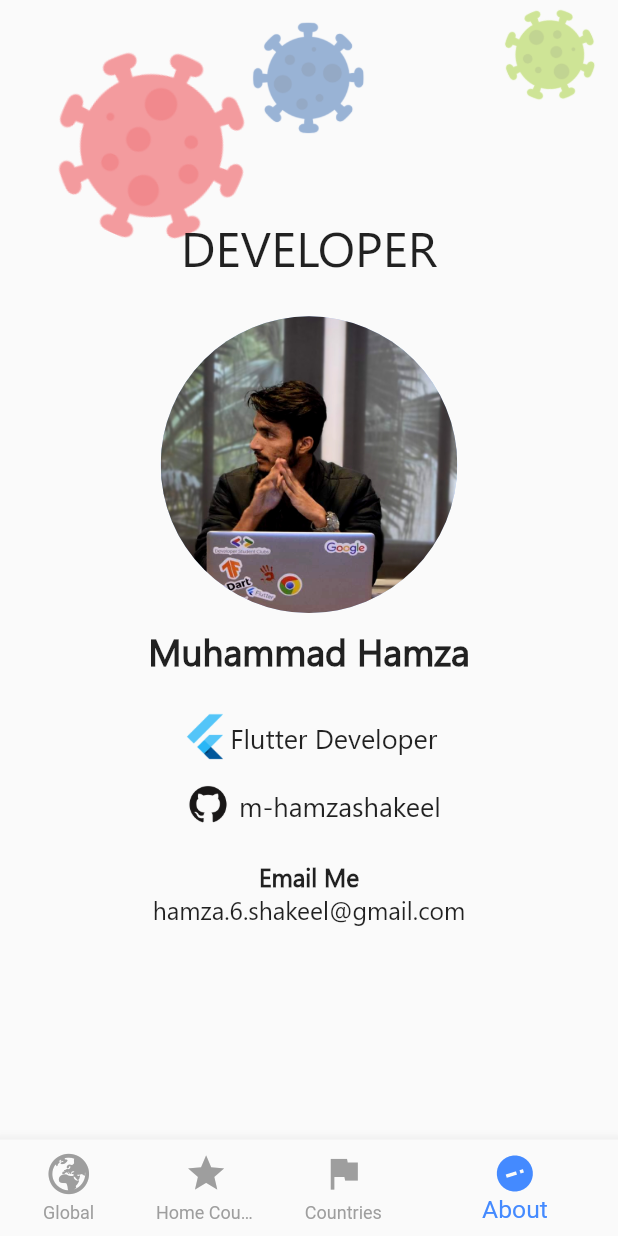
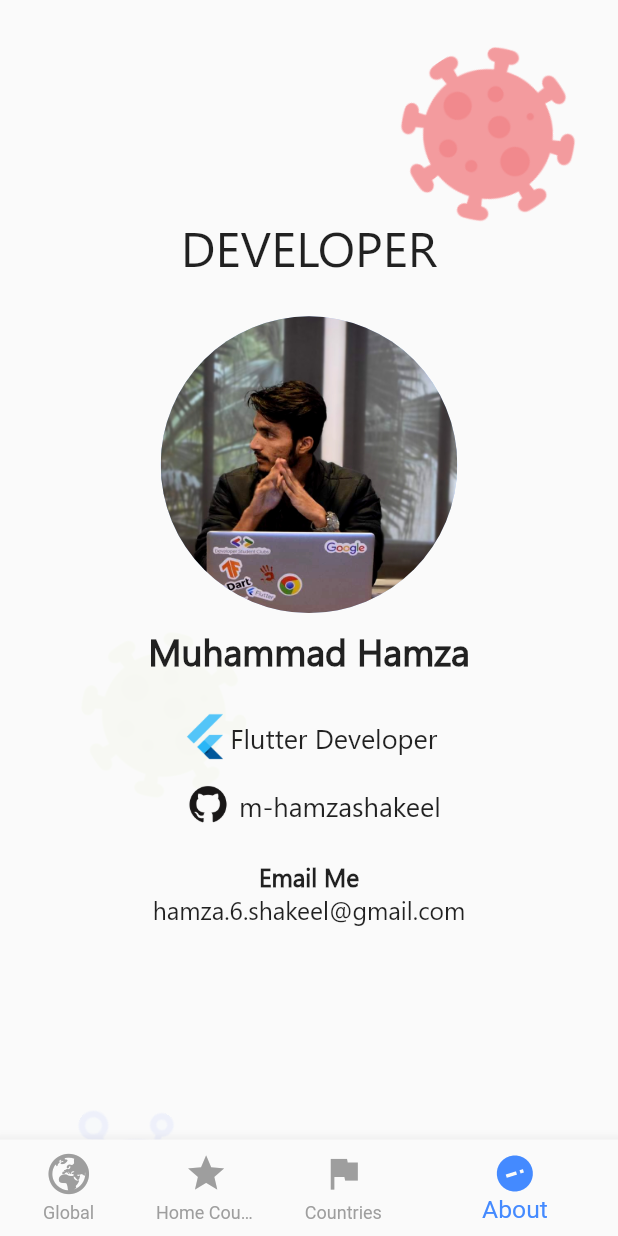
Before and after one commit to mhmzdev/covid19-tracker-app, a Flutter app: the screen it shows after launch, item 4 of the bottom bar chosen, on a phone screen of 412 x 824 dp. Run offline on Flutter 3.47's test engine with Material 2 defaults, Android fonts, the phone set to English and light mode, and no system bars; our stand-ins replace splashscreen; network calls fail.

Commit message:
new animations

```diff
--- /dev/null
+++ b/lib/animation/faderAnimation.dart
@@ -0,0 +1,70 @@
+/// Created with ❤️ by Marcin Szałek
+/// https://fidev.io
+/// Use it as you want :)
+import 'package:flutter/material.dart';
+
+class EntranceFader extends StatefulWidget {
+  /// Child to be animated on entrance
+  final Widget child;
+  /// Delay after which the animation will start
+  final Duration delay;
+  /// Duration of entrance animation
+  final Duration duration;
+  /// Starting point from which the widget will fade to its default position
+  final Offset offset;
+
+  const EntranceFader({
+    Key key,
+    this.child,
+    this.delay = const Duration(milliseconds: 0),
+    this.duration = const Duration(milliseconds: 400),
+    this.offset = const Offset(0.0, 32.0),
+  }) : super(key: key);
+
+  @override
+  EntranceFaderState createState() {
+    return new EntranceFaderState();
+  }
+}
+
+class EntranceFaderState extends State<EntranceFader>
+    with SingleTickerProviderStateMixin {
+  AnimationController _controller;
+  Animation _dxAnimation;
+  Animation _dyAnimation;
+
+  @override
+  void initState() {
+    super.initState();
+    _controller = AnimationController(vsync: this, duration: widget.duration);
+    _dxAnimation =
+        Tween(begin: widget.offset.dx, end: 0.0).animate(_controller);
+    _dyAnimation =
+        Tween(begin: widget.offset.dy, end: 0.0).animate(_controller);
+    Future.delayed(widget.delay, () {
+      if (this.mounted) {
+        _controller.repeat();
+      }
+    });
+  }
+
+  @override
+  void dispose() {
+    _controller.dispose();
+    super.dispose();
+  }
+
+  @override
+  Widget build(BuildContext context) {
+    return AnimatedBuilder(
+      animation: _controller,
+      builder: (context, child) => Opacity(
+            opacity: _controller.value,
+            child: Transform.translate(
+              offset: Offset(_dxAnimation.value, _dyAnimation.value),
+              child: widget.child,
+            ),
+          ),
+    );
+  }
+}
--- a/lib/app/about.dart
+++ b/lib/app/about.dart
@@ -1,3 +1,4 @@
+import 'package:covid19/animation/faderAnimation.dart';
 import 'package:flutter/material.dart';
 
 class About extends StatefulWidget {
@@ -14,7 +15,7 @@ class _AboutState extends State<About> with TickerProviderStateMixin {
   void initState() {
     super.initState();
     _controller = AnimationController(
-      duration: const Duration(milliseconds: 6000),
+      duration: const Duration(milliseconds: 7000),
       vsync: this,
     );
     _controllerImage = new AnimationController(
@@ -35,47 +36,56 @@ class _AboutState extends State<About> with TickerProviderStateMixin {
   @override
   Widget build(BuildContext context) {
     double height = MediaQuery.of(context).size.height;
+    double width = MediaQuery.of(context).size.width;
     return SafeArea(
         child: Stack(
       children: <Widget>[
-        Transform.translate(
-          offset: Offset(0, animation.value),
+        Positioned(
+          top: -height * 0.2,
+          child: EntranceFader(
+            delay: Duration(milliseconds: 500),
+            duration: Duration(seconds: 5),
+            offset: Offset(0, 1000),
             child: Opacity(
               opacity: 0.5,
               child: RotationTransition(
                 turns: Tween(begin: 1.0, end: 0.0).animate(_controller),
                 child: Image.asset(
-                'images/covid1.png',
+                  'images/cases.png',
                   height: height * 0.22,
+                ),
+              ),
+            ),
+          ),
+        ),
+        Positioned(
+          top: height * 0.3,
+          right: -width * 0.5,
+          child: EntranceFader(
+            delay: Duration(milliseconds: 500),
+            duration: Duration(seconds: 8),
+            offset: Offset(-width - 50, height * 0.2),
+            child: Opacity(
+              opacity: 0.5,
+              child: RotationTransition(
+                turns: Tween(begin: 0.0, end: 1.0).animate(_controller),
+                child: Image.asset(
+                  'images/covid2.png',
+                  height: height * 0.18,
+                ),
               ),
             ),
           ),
         ),
         Align(
           alignment: Alignment.topRight,
-          child: Transform.translate(
-            offset: Offset(0, animation.value - 15),
           child: Opacity(
             opacity: 0.5,
             child: RotationTransition(
               turns: Tween(begin: 0.0, end: 1.0).animate(_controller),
               child: Image.asset(
-                  'images/covid2.png',
-                  height: height * 0.1,
-                ),
-              ),
-            ),
-          ),
-        ),
-        Align(
-          alignment: Alignment.topCenter,
-          child: Transform.translate(
-            offset: Offset(0, animation.value - 10),
-            child: Opacity(
-              opacity: 0.5,
-              child: Image.asset(
-                'images/covid3.png',
-                height: height * 0.12,
+                'images/covid1.png',
+                height: height * 0.2,
               ),
             ),
           ),
--- a/lib/app/dashboard.dart
+++ b/lib/app/dashboard.dart
@@ -49,6 +49,7 @@ class _DashboardState extends State<Dashboard> with TickerProviderStateMixin {
   @override
   Widget build(BuildContext context) {
     double height = MediaQuery.of(context).size.height;
+
     return Scaffold(
       bottomNavigationBar: BottomNavigationBar(
           selectedItemColor: Colors.blueAccent,
@@ -102,7 +103,7 @@ class _DashboardState extends State<Dashboard> with TickerProviderStateMixin {
                         children: <Widget>[
                           Image.asset(
                             'images/personFight.jpg',
-                            height: height * 0.2,
+                            height: height * 0.25,
                           ),
                           Text(
                             "Stay Home, Stay Safe!",
@@ -111,9 +112,7 @@ class _DashboardState extends State<Dashboard> with TickerProviderStateMixin {
                         ],
                       ),
                     ),
-                    SizedBox(
-                      height: height * 0.035,
-                    ),
+                    SizedBox(height: height * 0.035),
                     children[currentIndex]
                   ],
                 ),
--- a/lib/app/pakistan.dart
+++ b/lib/app/pakistan.dart
@@ -46,8 +46,10 @@ class _PakistanState extends State<Pakistan> with TickerProviderStateMixin {
                 future: getHomeCase(),
                 builder: (context, snapshot) {
                   if (snapshot.connectionState == ConnectionState.waiting) {
-                    return Column(
-                      mainAxisSize: MainAxisSize.min,
+                    return Container(
+                      height: height * 0.4155,
+                      child: Column(
+                        mainAxisAlignment: MainAxisAlignment.center,
                         children: <Widget>[
                           SizedBox(
                             height: height * 0.01,
@@ -63,6 +65,7 @@ class _PakistanState extends State<Pakistan> with TickerProviderStateMixin {
                           Text("Please Wait...",
                               style: TextStyle(fontFamily: 'MyFont')),
                         ],
+                      ),
                     );
                   } else {
                     return Column(
--- a/lib/app/widget/globalListTile.dart
+++ b/lib/app/widget/globalListTile.dart
@@ -4,7 +4,9 @@ class GlobalListTile extends StatelessWidget {
   final String caseInfo;
   final String infoHeader;
   final Color tileColor;
-  GlobalListTile({this.caseInfo, this.infoHeader, this.tileColor});
+  final String assetImage;
+  GlobalListTile(
+      {this.caseInfo, this.infoHeader, this.tileColor, this.assetImage});
 
   @override
   Widget build(BuildContext context) {
@@ -15,16 +17,23 @@ class GlobalListTile extends StatelessWidget {
       shape: RoundedRectangleBorder(borderRadius: BorderRadius.circular(15.0)),
       color: tileColor,
       child: Container(
-        padding: EdgeInsets.symmetric(vertical: height * 0.02, horizontal: width * 0.04),
+          padding: EdgeInsets.symmetric(
+              vertical: height * 0.02, horizontal: width * 0.04),
           width: width,
           height: height * 0.14,
-        child: Column(
+          child: Row(
+            mainAxisAlignment: MainAxisAlignment.spaceBetween,
+            children: <Widget>[
+              Column(
                 crossAxisAlignment: CrossAxisAlignment.start,
                 mainAxisAlignment: MainAxisAlignment.spaceEvenly,
                 children: <Widget>[
                   Text(
                     "Global",
-              style: TextStyle(color: Colors.white, fontSize: height * .015, fontFamily: 'MyFont'),
+                    style: TextStyle(
+                        color: Colors.white,
+                        fontSize: height * .015,
+                        fontFamily: 'MyFont'),
                   ),
                   Text("Total $infoHeader",
                       style: TextStyle(
@@ -39,7 +48,14 @@ class GlobalListTile extends StatelessWidget {
                           fontSize: height * 0.025))
                 ],
               ),
-      ),
+              Opacity(
+                  opacity: 0.5,
+                  child: Image.asset(
+                    "$assetImage",
+                    height: height * 0.1,
+                  )),
+            ],
+          )),
     );
   }
 }
--- a/lib/app/world.dart
+++ b/lib/app/world.dart
@@ -63,13 +63,15 @@ class GlobalDataList extends StatelessWidget {
                       caseInfo: formatter.format(caseCount),
                       infoHeader: 'Cases',
                       tileColor: Colors.blueAccent.withAlpha(200),
+                      assetImage: 'images/cases.png',
                     ),
                   ),
                   WidgetAnimator(
                     GlobalListTile(
                       caseInfo: formatter.format(deathCount),
                       infoHeader: 'Deaths',
-                      tileColor: Colors.redAccent.withAlpha(200),
+                      tileColor: Colors.red.withAlpha(200),
+                      assetImage: 'images/death.png',
                     ),
                   ),
                   WidgetAnimator(
@@ -77,6 +79,7 @@ class GlobalDataList extends StatelessWidget {
                       caseInfo: formatter.format(recoveredCount),
                       infoHeader: 'Recoveries',
                       tileColor: Colors.green.withAlpha(200),
+                      assetImage: 'images/recover.png',
                     ),
                   )
                 ],
```
Also changed, not shown: images/cases.png, lib/app/widget/homeTile.dart (indentation only). Lines whose indentation alone changed are shown as unchanged.
